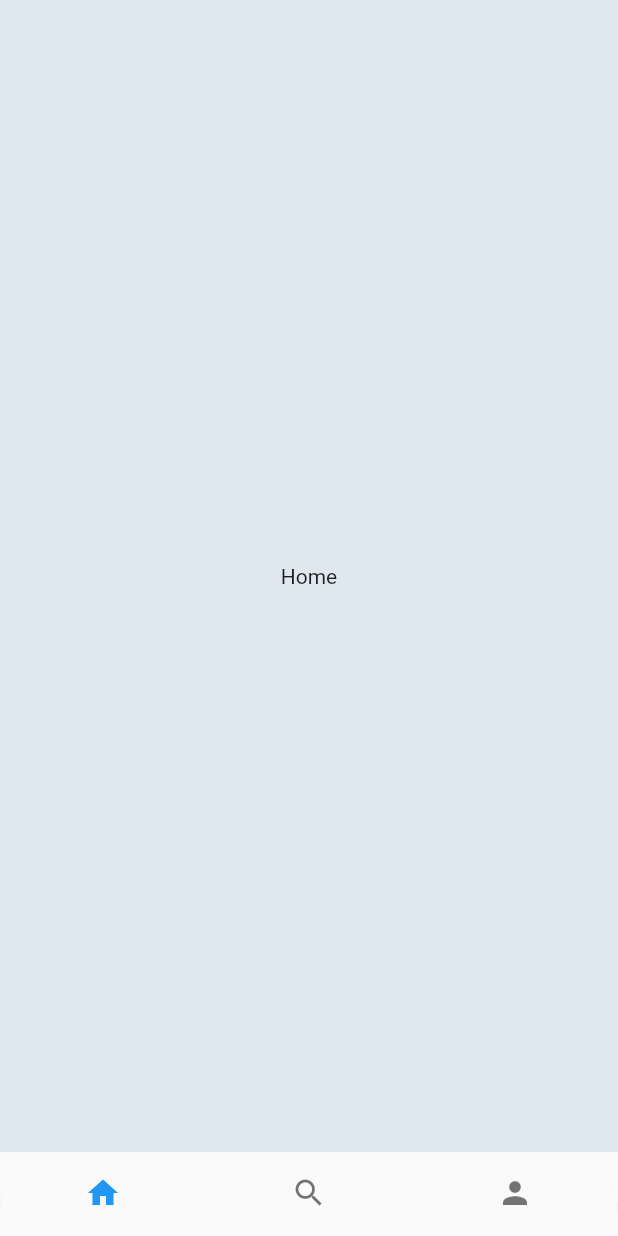
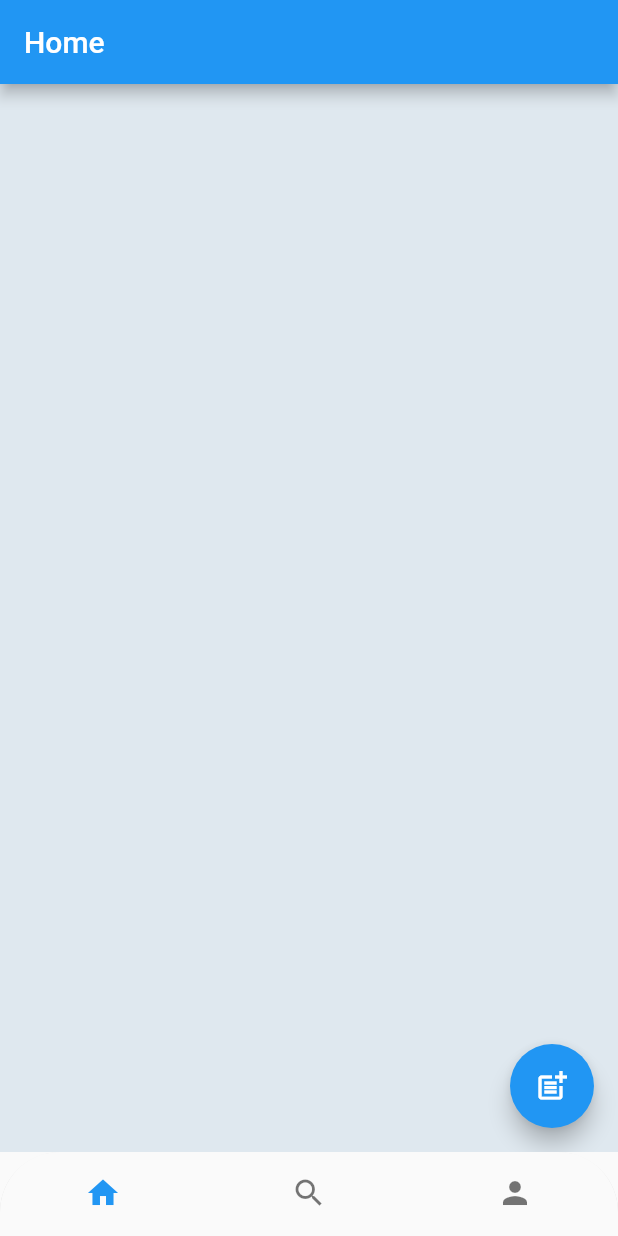
Before and after one commit to andrapratama/navigation-bottom-bar, a Flutter app: the screen it shows after launch, on a phone screen of 412 x 824 dp. Run offline on Flutter 3.47's test engine with Material 2 defaults, Android fonts, the phone set to English and light mode, and no system bars.

Commit message:
add some view

```diff
--- a/lib/my_app.dart
+++ b/lib/my_app.dart
@@ -33,6 +33,7 @@ class MyAppState extends State<MyApp> {
   @override
   Widget build(BuildContext context) {
     return MaterialApp(
+      debugShowCheckedModeBanner: false,
       home: WillPopScope(
         onWillPop: () async {
           final isFirstRouteInCurrentTab =
--- a/lib/screens/home_screen.dart
+++ b/lib/screens/home_screen.dart
@@ -1,14 +1,25 @@
 import 'package:flutter/material.dart';
+import 'package:navigationbottombar/screens/post_screen.dart';
 
 class HomeScreen extends StatelessWidget {
   const HomeScreen({super.key});
 
   @override
   Widget build(BuildContext context) {
-    return const Scaffold(
-      backgroundColor: Color.fromARGB(255, 223, 232, 239),
-      body: Center(
-        child: Text('Home'),
+    return Scaffold(
+      appBar: AppBar(
+        title: const Text('Home'),
+      ),
+      backgroundColor: const Color.fromARGB(255, 223, 232, 239),
+      floatingActionButton: FloatingActionButton(
+        onPressed: () {
+          Navigator.of(context).push(
+            MaterialPageRoute(
+              builder: (context) => const PostScreen(),
+            ),
+          );
+        },
+        child: const Icon(Icons.post_add),
       ),
     );
   }
```
Also changed, not shown: lib/screens/post_screen.dart (added, +18 -0 lines), lib/screens/profile_screen.dart (+5 -2 lines), lib/screens/search_screen.dart (+5 -2 lines).
